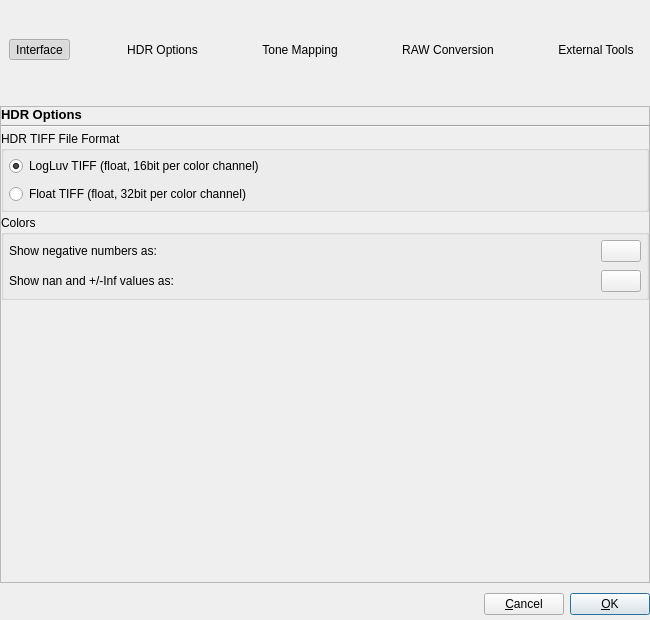
Old version of the form forms/PreferencesDialog.ui in the repository LuminanceHDR/LuminanceHDR.
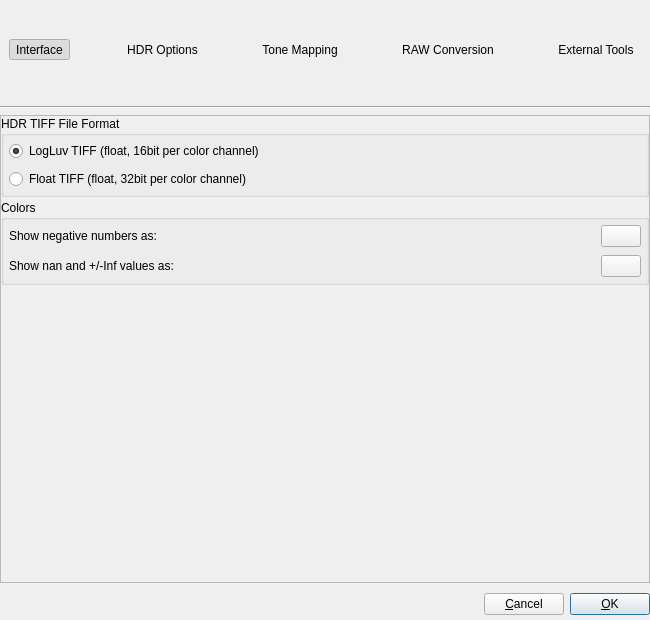
New version of the form. The open tabs and pages were chosen to show the change. Icons and pictures are not drawn.

What changed in the file:
```diff
--- a/forms/PreferencesDialog.ui
+++ b/forms/PreferencesDialog.ui
@@ -300,6 +300,13 @@
        </layout>
       </widget>
      </item>
+     <item>
+      <widget class="Line" name="line_2">
+       <property name="orientation">
+        <enum>Qt::Horizontal</enum>
+       </property>
+      </widget>
+     </item>
      <item>
       <widget class="QStackedWidget" name="stackedPagesWidget">
        <property name="minimumSize">
@@ -517,27 +524,6 @@
          <property name="margin">
           <number>0</number>
          </property>
-         <item>
-          <widget class="QLabel" name="titleHdrTiffLabel">
-           <property name="font">
-            <font>
-             <pointsize>10</pointsize>
-             <weight>75</weight>
-             <bold>true</bold>
-            </font>
-           </property>
-           <property name="text">
-            <string>HDR Options</string>
-           </property>
-          </widget>
-         </item>
-         <item>
-          <widget class="Line" name="hdrTiffTitleSeparatorLine">
-           <property name="orientation">
-            <enum>Qt::Horizontal</enum>
-           </property>
-          </widget>
-         </item>
          <item>
           <widget class="QGroupBox" name="hdrTiffGroupBox">
            <property name="toolTip">
```
Left out of the diff: 61 changed lines with no effect on the pictures.
